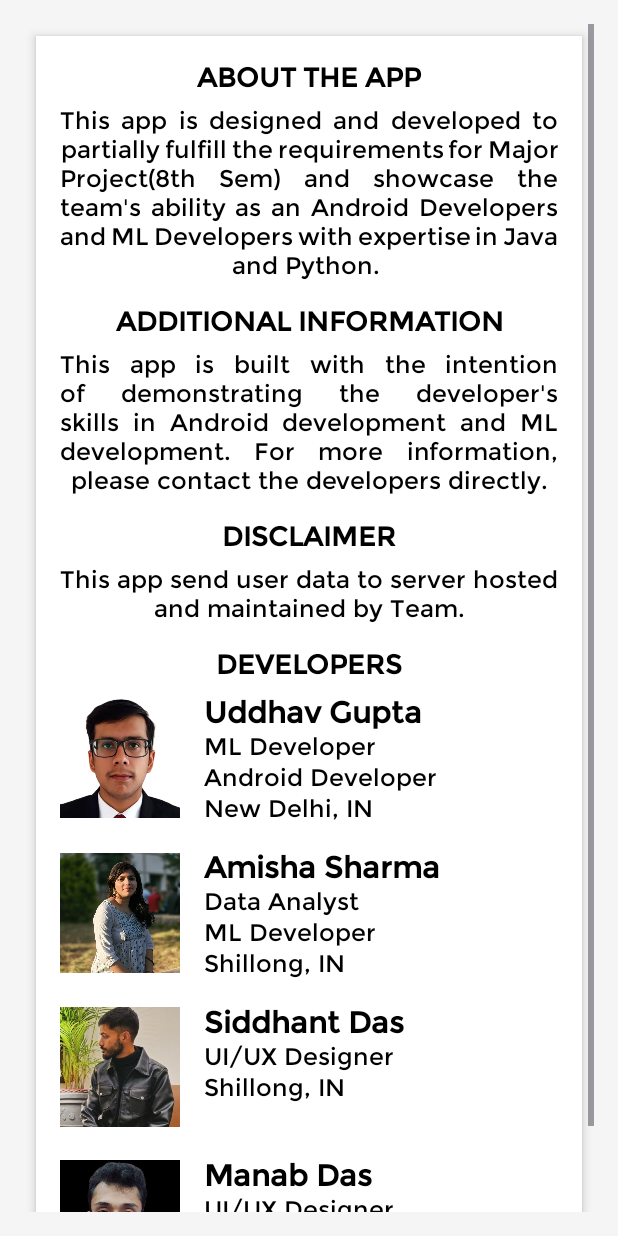
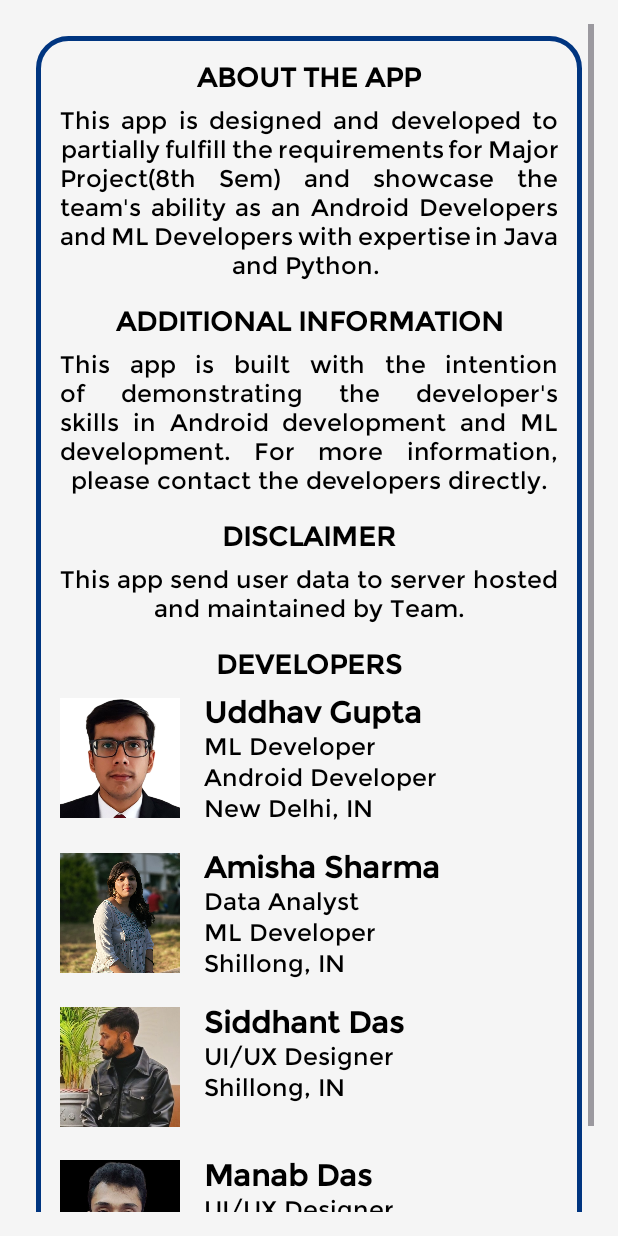
Before and after one commit to ug932123/X-Ray_image_class_ug, an Android app: the AboutUs screen opened directly, with no data from a screen before it, on a phone screen of 412 x 824 dp. Run offline under Robolectric (Android 15) with nearby library versions, the light colour scheme and no system bars.

Commit message:
about update

```diff
--- a/app/src/main/res/layout/activity_about_us.xml
+++ b/app/src/main/res/layout/activity_about_us.xml
@@ -10,7 +10,7 @@
         android:layout_width="match_parent"
         android:layout_height="wrap_content"
         android:orientation="vertical"
-        android:background="@android:color/white"
+        android:background="@drawable/custom_edittext"
         android:elevation="4dp"
         android:padding="16dp"
         android:layout_margin="8dp">
```
